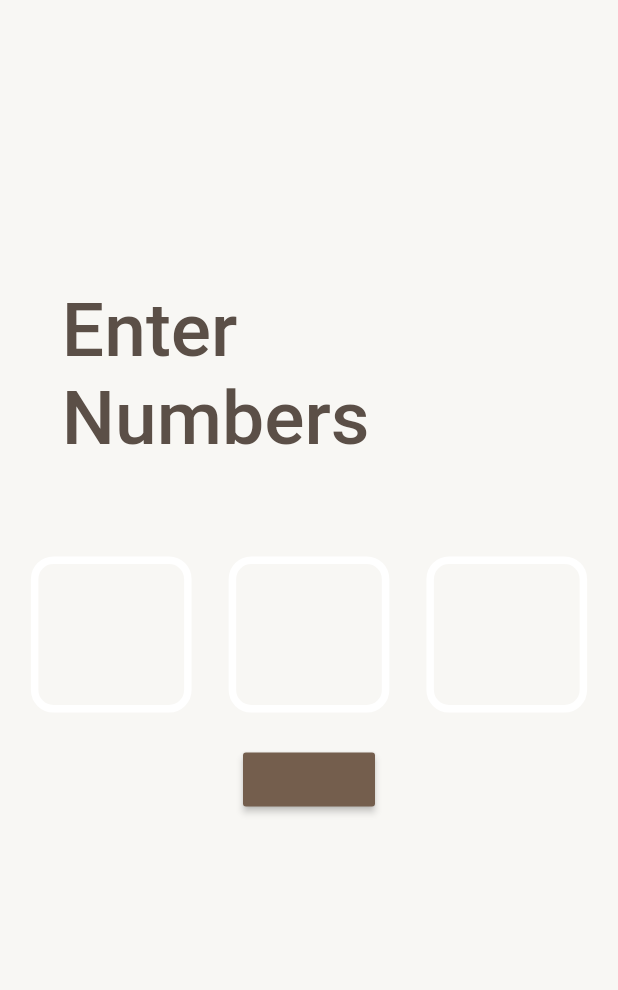
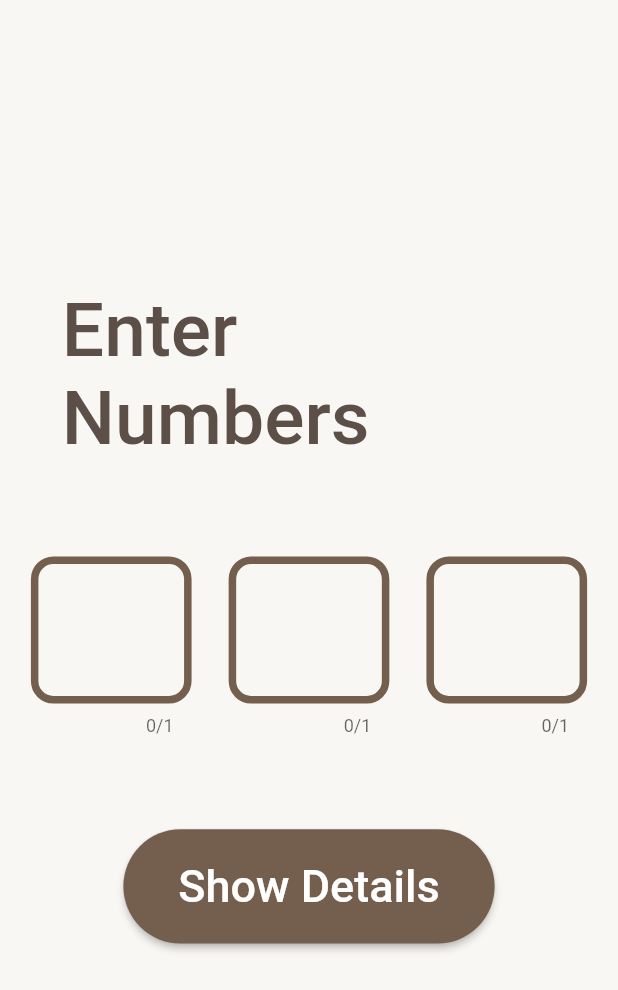
Before and after one commit to Arjunkvl/arithemetics, a Flutter app: the screen it shows after launch, on a phone screen of 412 x 824 dp. Shown: the top 990 px of the screen. Run offline on Flutter 3.47's test engine with Material 2 defaults, Android fonts, the phone set to English and light mode, and no system bars; Roboto replaces fonts that are missing (mono).

Commit message:
added second screen textfields

```diff
--- a/lib/screens/screen_home.dart
+++ b/lib/screens/screen_home.dart
@@ -1,4 +1,5 @@
 import 'package:flutter/material.dart';
+import 'package:flutter/services.dart';
 
 class HomePage extends StatefulWidget {
   const HomePage({super.key});
@@ -11,6 +12,7 @@ class _HomePageState extends State<HomePage> {
   @override
   Widget build(BuildContext context) {
     return Scaffold(
+      resizeToAvoidBottomInset: false,
       backgroundColor: Color(0xffF8F7F4),
       body: SafeArea(
           child: Padding(
@@ -44,46 +46,103 @@ class _HomePageState extends State<HomePage> {
                           SizedBox(
                             width: MediaQuery.of(context).size.width * 0.26,
                             child: const TextField(
-                              style: TextStyle(fontSize: 55),
+                              textAlign: TextAlign.center,
+                              maxLength: 1,
+                              maxLengthEnforcement: MaxLengthEnforcement.none,
+                              showCursor: false,
+                              style: TextStyle(
+                                  fontSize: 50,
+                                  fontFamily: 'mono',
+                                  fontWeight: FontWeight.w900,
+                                  color: Color(0xff5B4F47)),
                               decoration: InputDecoration(
+                                  focusedBorder: OutlineInputBorder(
+                                      borderSide: BorderSide(
+                                          width: 5, color: Color(0xffffffff)),
+                                      borderRadius: BorderRadius.all(
+                                          Radius.circular(15))),
                                   enabledBorder: OutlineInputBorder(
                                       borderRadius:
                                           BorderRadius.all(Radius.circular(15)),
                                       borderSide: BorderSide(
-                                          width: 5, color: Color(0xffffffff)))),
+                                          width: 5, color: Color(0xff745E4D)))),
                             ),
                           ),
                           SizedBox(
                             width: MediaQuery.of(context).size.width * 0.26,
                             child: const TextField(
-                              style: TextStyle(fontSize: 55),
+                              textAlign: TextAlign.center,
+                              maxLength: 1,
+                              maxLengthEnforcement: MaxLengthEnforcement.none,
+                              showCursor: false,
+                              style: TextStyle(
+                                  fontSize: 50,
+                                  fontFamily: 'mono',
+                                  fontWeight: FontWeight.w900,
+                                  color: Color(0xff5B4F47)),
                               decoration: InputDecoration(
+                                  focusedBorder: OutlineInputBorder(
+                                      borderSide: BorderSide(
+                                          width: 5, color: Color(0xffffffff)),
+                                      borderRadius: BorderRadius.all(
+                                          Radius.circular(15))),
                                   enabledBorder: OutlineInputBorder(
                                       borderRadius:
                                           BorderRadius.all(Radius.circular(15)),
                                       borderSide: BorderSide(
-                                          width: 5, color: Color(0xffffffff)))),
+                                          width: 5, color: Color(0xff745E4D)))),
                             ),
                           ),
                           SizedBox(
                             width: MediaQuery.of(context).size.width * 0.26,
                             child: const TextField(
-                              style: TextStyle(fontSize: 55),
+                              textAlign: TextAlign.center,
+                              maxLength: 1,
+                              maxLengthEnforcement: MaxLengthEnforcement.none,
+                              showCursor: false,
+                              style: TextStyle(
+                                  fontSize: 50,
+                                  fontFamily: 'mono',
+                                  fontWeight: FontWeight.w900,
+                                  color: Color(0xff5B4F47)),
                               decoration: InputDecoration(
+                                  focusedBorder: OutlineInputBorder(
+                                      borderSide: BorderSide(
+                                          width: 5, color: Color(0xffffffff)),
+                                      borderRadius: BorderRadius.all(
+                                          Radius.circular(15))),
                                   enabledBorder: OutlineInputBorder(
                                       borderRadius:
                                           BorderRadius.all(Radius.circular(15)),
                                       borderSide: BorderSide(
-                                          width: 5, color: Color(0xffffffff)))),
+                                          width: 5, color: Color(0xff745E4D)))),
                             ),
                           ),
                         ],
                       ),
                     ),
                   ),
-                  MaterialButton(
-                    onPressed: () {},
-                    color: const Color(0xff745E4D),
+                  Padding(
+                    padding: EdgeInsets.all(
+                        MediaQuery.of(context).size.width * 0.10),
+                    child: MaterialButton(
+                      shape: const RoundedRectangleBorder(
+                        borderRadius: BorderRadius.all(Radius.circular(40)),
+                      ),
+                      onPressed: () {},
+                      color: const Color(0xff745E4D),
+                      child: Padding(
+                        padding: EdgeInsets.all(
+                            MediaQuery.of(context).size.width * 0.05),
+                        child: const Text(
+                          'Show Details',
+                          style: TextStyle(
+                              fontFamily: 'mono',
+                              fontSize: 30,
+                              color: Colors.white),
+                        ),
+                      ),
+                    ),
                   )
                 ],
               ),
--- a/lib/screens/screen_splash.dart
+++ b/lib/screens/screen_splash.dart
@@ -18,7 +18,6 @@ class _SplashScreenState extends State<SplashScreen> {
   @override
   Widget build(BuildContext context) {
     return const Scaffold(
-      extendBody: true,
       backgroundColor: Color(
         0xffF8F7F4,
       ),
```
